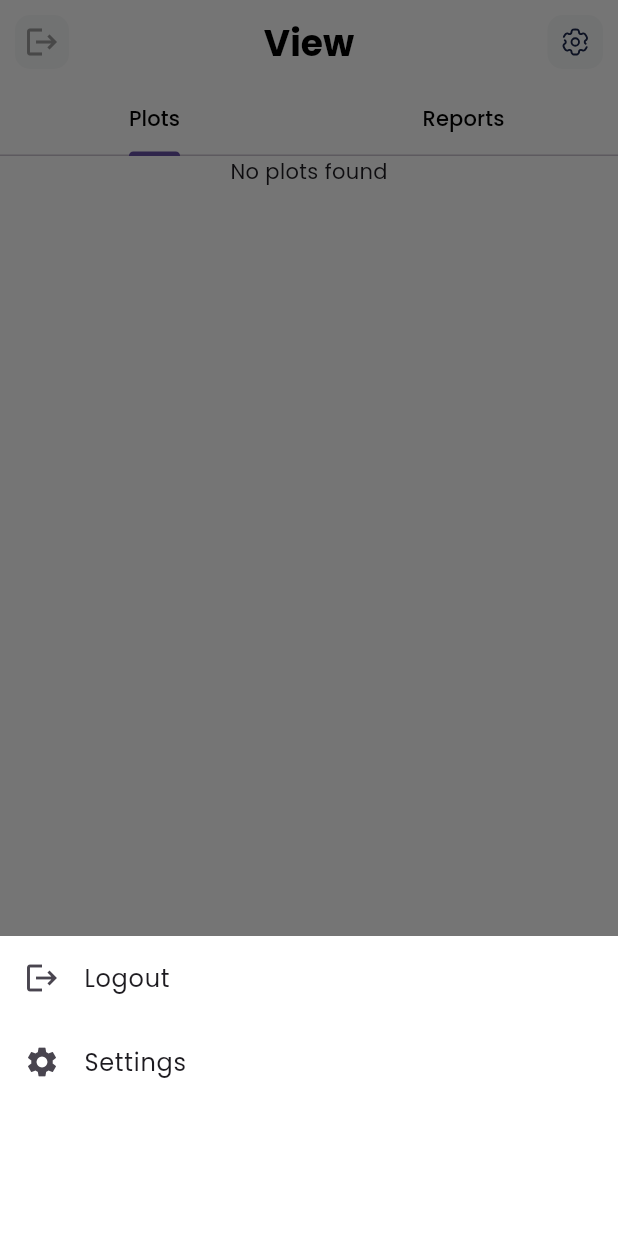
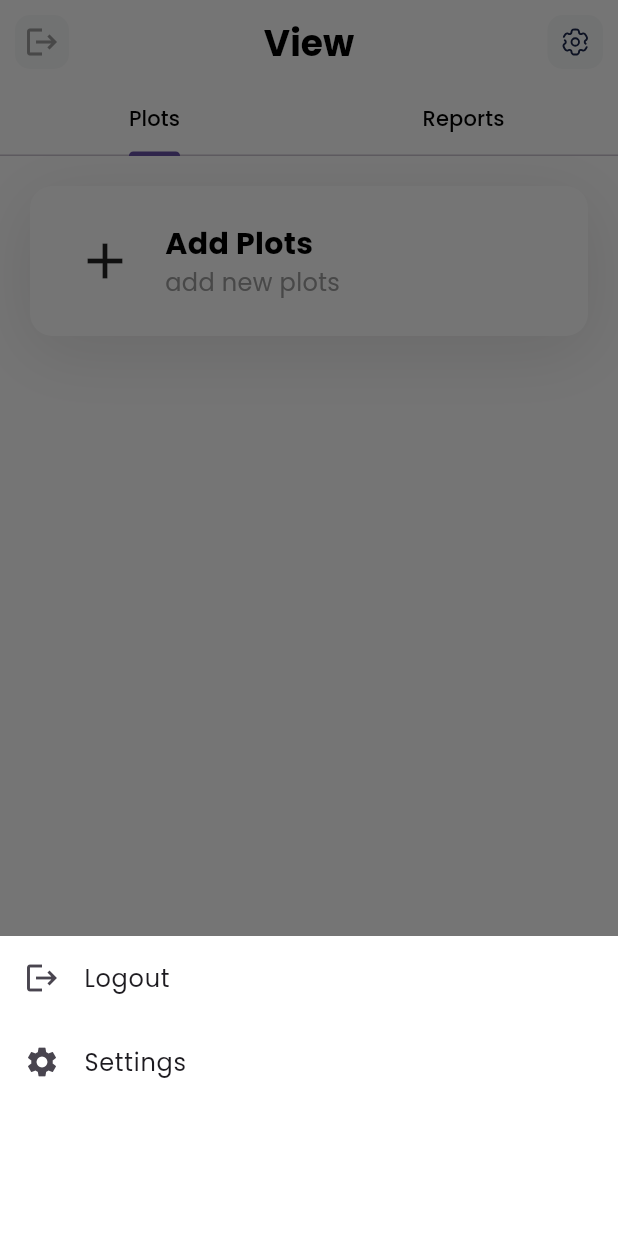
Before and after one commit to iBosire/yield-mate, a Flutter app: the FieldPage screen opened directly, after a tap on an icon or button, on a phone screen of 412 x 824 dp. Run offline on Flutter 3.47's test engine with Material 3 defaults, Android fonts, the phone set to English and light mode, and no system bars; our stand-ins replace cloud_firestore, firebase_auth, firebase_core, flutter_spinkit, flutter_svg; accounts and stored records are empty.

Commit message:
updated plot model and plot analytics page

```diff
--- a/lib/models/plot_model.dart
+++ b/lib/models/plot_model.dart
@@ -9,12 +9,18 @@ class PlotModel {
   String crop;
   double score;
   String regionId;
+  String region;
   String seedId;
+  String seed;
   int seedAmount;
   bool active;
   Timestamp dateCreated;
   Timestamp? dateUpdated;
   List<dynamic> nutrients;
+  double? predictedYield;
+  double? predictedRevenue;
+  double? actualRevenue;
+  String? recommendedCrop;
   int? yieldAmount;
 
   PlotModel({
@@ -33,5 +39,11 @@ class PlotModel {
     required this.nutrients,
     this.yieldAmount,
     this.dateUpdated,
+    required this.region,
+    required this.seed,
+    this.predictedYield,
+    this.actualRevenue,
+    this.predictedRevenue,
+    this.recommendedCrop,
   });
 }
--- a/lib/pages/farmer/home.dart
+++ b/lib/pages/farmer/home.dart
@@ -38,10 +38,6 @@ class FieldPageState extends State<FieldPage> with SingleTickerProviderStateMixi
     });
   }
 
-  void setData() async {
-    await DatabaseService(uid: currentUser).addPlot("Plot 2", "Beans", 1.3, "2", "3", 30, [12, 13, 14, 15, 16], 0);
-  }
-
   @override
   void initState() {
     super.initState();
@@ -77,10 +73,26 @@ class FieldPageState extends State<FieldPage> with SingleTickerProviderStateMixi
               } else if(snapshot.hasData) {
                 log("Data: ${snapshot.data}");
                 plots = snapshot.data!;
-                return AllPlotsSection(plots: snapshot.data!.cast<PlotModel>());
+                if(plots.isNotEmpty) {
+                  return AllPlotsSection(plots: snapshot.data!.cast<PlotModel>());
+                } else {
+                  return const Column(
+                    children: [
+                      Padding(
+                        padding: EdgeInsets.only(left: 20, right: 20, top: 20),
+                        child: AddNew(name: 'Plots'),
+                      ),
+                    ],
+                  );
+                }
               } else {
-                return const Center(
-                  child: Text('No plots found'),
+                return const Column(
+                  children: [
+                    Padding(
+                      padding: EdgeInsets.only(left: 20, right: 20, top: 20),
+                      child: AddNew(name: 'Plots'),
+                    ),
+                  ],
                 );
               }
             }
```
Also changed, not shown: lib/pages/details.dart (+145 -7 lines), lib/services/database.dart (+26 -8 lines).
